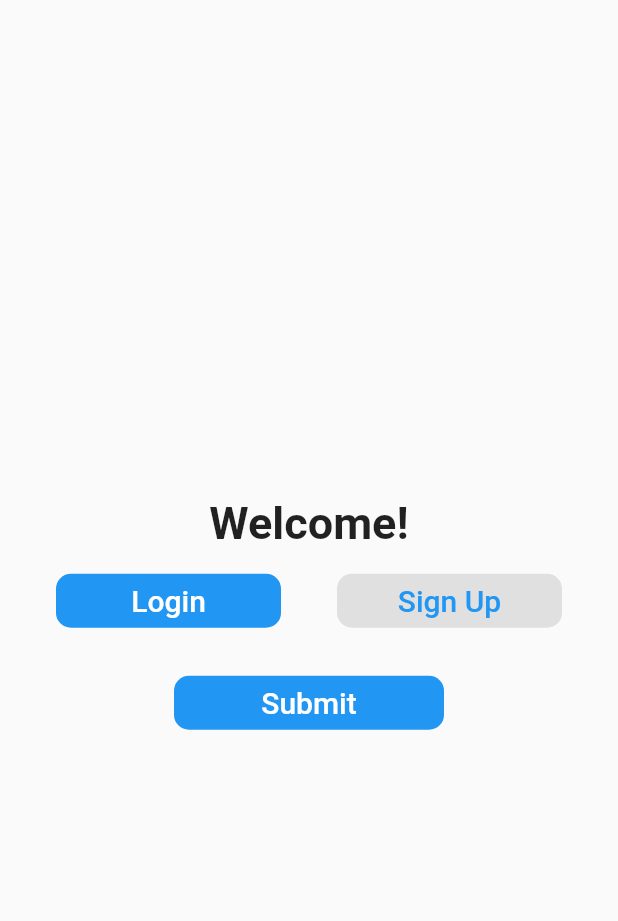
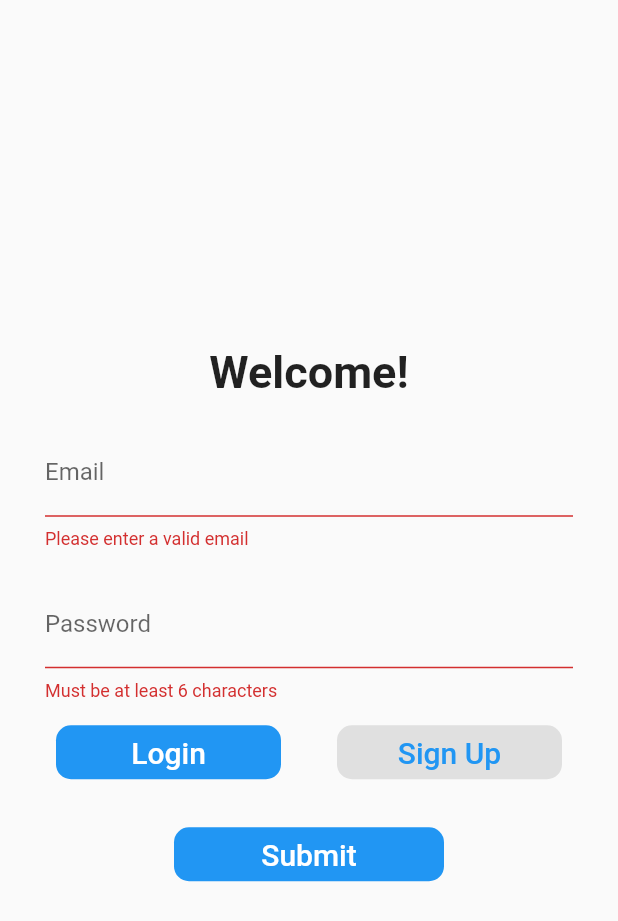
Before and after one commit to Edenik/Flutter_Firebase_Group_Chats, a Flutter app: the screen it shows after launch, after a tap on "Submit", on a phone screen of 412 x 824 dp. Shown: the top 921 px of the screen. Run offline on Flutter 3.47's test engine with Material 2 defaults, Android fonts, the phone set to English and light mode, and no system bars; our stand-ins replace cloud_firestore, firebase_auth, firebase_messaging; accounts and stored records are empty.

Commit message:
Login Signup Screen - Part 2

```diff
--- a/lib/main.dart
+++ b/lib/main.dart
@@ -27,7 +27,7 @@ class MyApp extends StatelessWidget {
       title: 'Flutter Firebase Group Chats',
       debugShowCheckedModeBanner: false,
       theme: ThemeData(
-        primaryColor: Colors.white,
+        primaryColor: Colors.blue,
       ),
       home: StreamBuilder<FirebaseUser>(
         stream: Provider.of<AuthService>(context, listen: false).user,
--- a/lib/screens/login_screen.dart
+++ b/lib/screens/login_screen.dart
@@ -1,4 +1,7 @@
+import 'package:firebase_chat/services/auth_service.dart';
 import 'package:flutter/material.dart';
+import 'package:flutter/services.dart';
+import 'package:provider/provider.dart';
 
 class LoginScreen extends StatefulWidget {
   @override
@@ -6,7 +9,113 @@ class LoginScreen extends StatefulWidget {
 }
 
 class _LoginScreenState extends State<LoginScreen> {
+  final _loginFormKey = GlobalKey<FormState>();
+  final _signupFormKey = GlobalKey<FormState>();
+  String _name, _email, _password;
   int _selectedIndex = 0;
+  bool _isLoading = false;
+
+  _buildLoginForm() {
+    return Form(
+      key: _loginFormKey,
+      child: Column(
+        children: <Widget>[
+          _buildEmailTF(),
+          _buildPasswordTF(),
+        ],
+      ),
+    );
+  }
+
+  _buildSignupForm() {
+    return Form(
+      key: _signupFormKey,
+      child: Column(
+        children: <Widget>[
+          _buildNameTF(),
+          _buildEmailTF(),
+          _buildPasswordTF(),
+        ],
+      ),
+    );
+  }
+
+  _buildNameTF() {
+    return Padding(
+      padding: const EdgeInsets.symmetric(horizontal: 30.0, vertical: 10.0),
+      child: TextFormField(
+        decoration: const InputDecoration(labelText: 'Name'),
+        validator: (input) =>
+            input.trim().isEmpty ? 'Please enter a name' : null,
+        onSaved: (value) => _name = value.trim(),
+      ),
+    );
+  }
+
+  _buildEmailTF() {
+    return Padding(
+      padding: const EdgeInsets.symmetric(horizontal: 30.0, vertical: 10.0),
+      child: TextFormField(
+        decoration: const InputDecoration(labelText: 'Email'),
+        validator: (input) =>
+            !input.contains('@') ? 'Please enter a valid email' : null,
+        onSaved: (value) => _email = value,
+      ),
+    );
+  }
+
+  _buildPasswordTF() {
+    return Padding(
+      padding: const EdgeInsets.symmetric(horizontal: 30.0, vertical: 10.0),
+      child: TextFormField(
+        decoration: const InputDecoration(labelText: 'Password'),
+        validator: (input) =>
+            input.length < 6 ? 'Must be at least 6 characters' : null,
+        onSaved: (value) => _password = value,
+        obscureText: true,
+      ),
+    );
+  }
+
+  _submit() async {
+    setState(() {
+      _isLoading = true;
+    });
+    final authService = Provider.of<AuthService>(context, listen: false);
+
+    try {
+      if (_selectedIndex == 0 && _loginFormKey.currentState.validate()) {
+        _loginFormKey.currentState.save();
+        await authService.login(_email, _password);
+      } else if (_selectedIndex == 1 &&
+          _signupFormKey.currentState.validate()) {
+        _signupFormKey.currentState.save();
+        await authService.signup(_name, _email, _password);
+      }
+    } on PlatformException catch (err) {
+      _showErrorDialog(err.message);
+    }
+    setState(() {
+      _isLoading = false;
+    });
+  }
+
+  _showErrorDialog(String errorMessage) {
+    showDialog(
+        context: context,
+        builder: (_) {
+          return AlertDialog(
+            title: Text('Error'),
+            content: Text(errorMessage),
+            actions: <Widget>[
+              FlatButton(
+                child: Text('Ok'),
+                onPressed: () => Navigator.pop(context),
+              )
+            ],
+          );
+        });
+  }
 
   @override
   Widget build(BuildContext context) {
@@ -22,6 +131,8 @@ class _LoginScreenState extends State<LoginScreen> {
             const SizedBox(
               height: 10.0,
             ),
+            _selectedIndex == 0 ? _buildLoginForm() : _buildSignupForm(),
+            if (!_isLoading)
               Row(
                 mainAxisAlignment: MainAxisAlignment.spaceEvenly,
                 children: <Widget>[
@@ -31,13 +142,15 @@ class _LoginScreenState extends State<LoginScreen> {
                       shape: RoundedRectangleBorder(
                         borderRadius: BorderRadius.circular(10.0),
                       ),
-                    color: _selectedIndex == 0 ? Colors.blue : Colors.grey[300],
+                      color:
+                          _selectedIndex == 0 ? Colors.blue : Colors.grey[300],
                       child: Text(
                         'Login',
                         style: TextStyle(
                             fontSize: 20.0,
-                          color:
-                              _selectedIndex == 0 ? Colors.white : Colors.blue),
+                            color: _selectedIndex == 0
+                                ? Colors.white
+                                : Colors.blue),
                       ),
                       onPressed: () {
                         setState(() {
@@ -52,13 +165,15 @@ class _LoginScreenState extends State<LoginScreen> {
                       shape: RoundedRectangleBorder(
                         borderRadius: BorderRadius.circular(10.0),
                       ),
-                    color: _selectedIndex == 1 ? Colors.blue : Colors.grey[300],
+                      color:
+                          _selectedIndex == 1 ? Colors.blue : Colors.grey[300],
                       child: Text(
                         'Sign Up',
                         style: TextStyle(
                             fontSize: 20.0,
-                          color:
-                              _selectedIndex == 1 ? Colors.white : Colors.blue),
+                            color: _selectedIndex == 1
+                                ? Colors.white
+                                : Colors.blue),
                       ),
                       onPressed: () {
                         setState(() {
@@ -69,7 +184,9 @@ class _LoginScreenState extends State<LoginScreen> {
                   ),
                 ],
               ),
+            if (_isLoading) CircularProgressIndicator(),
             const SizedBox(height: 20.0),
+            if (!_isLoading)
               Container(
                 width: 180.0,
                 child: FlatButton(
@@ -81,7 +198,7 @@ class _LoginScreenState extends State<LoginScreen> {
                     'Submit',
                     style: TextStyle(color: Colors.white, fontSize: 20.0),
                   ),
-                onPressed: () {},
+                  onPressed: _submit,
                 ),
               )
           ],
--- a/lib/services/auth_service.dart
+++ b/lib/services/auth_service.dart
@@ -11,7 +11,7 @@ class AuthService {
 
   Future<void> signup(String name, String email, String password) async {
     try {
-      AuthResult authResult = await _auth.signInWithEmailAndPassword(
+      AuthResult authResult = await _auth.createUserWithEmailAndPassword(
         email: email,
         password: password,
       );
```
Lines whose indentation alone changed are shown as unchanged.
